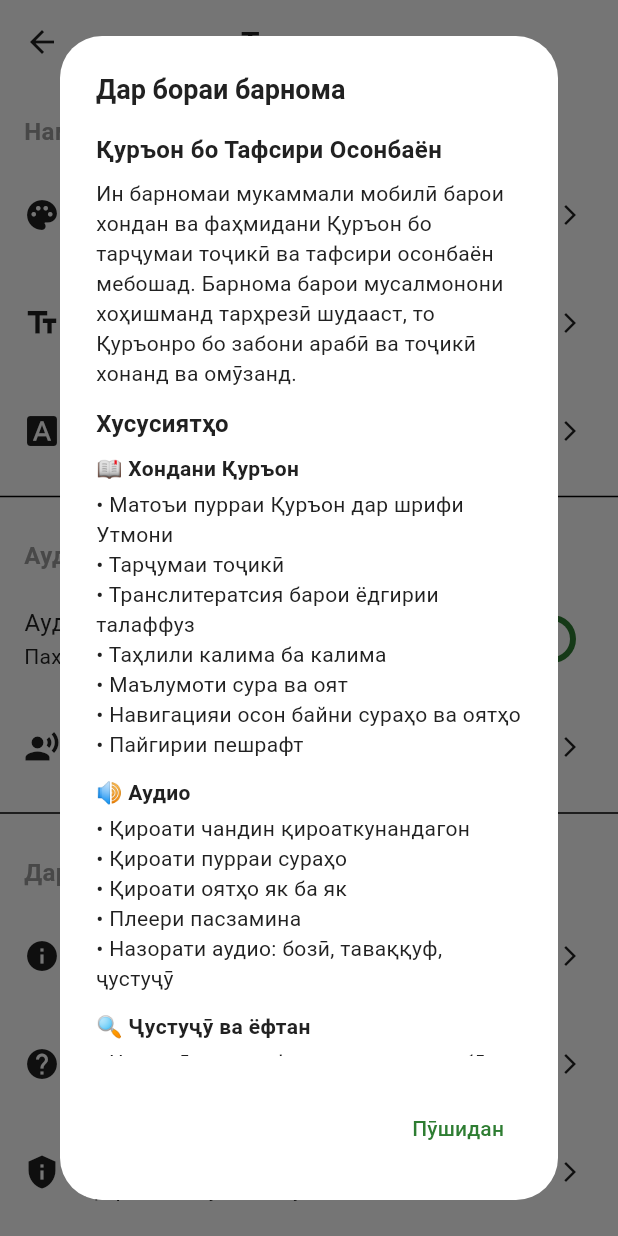
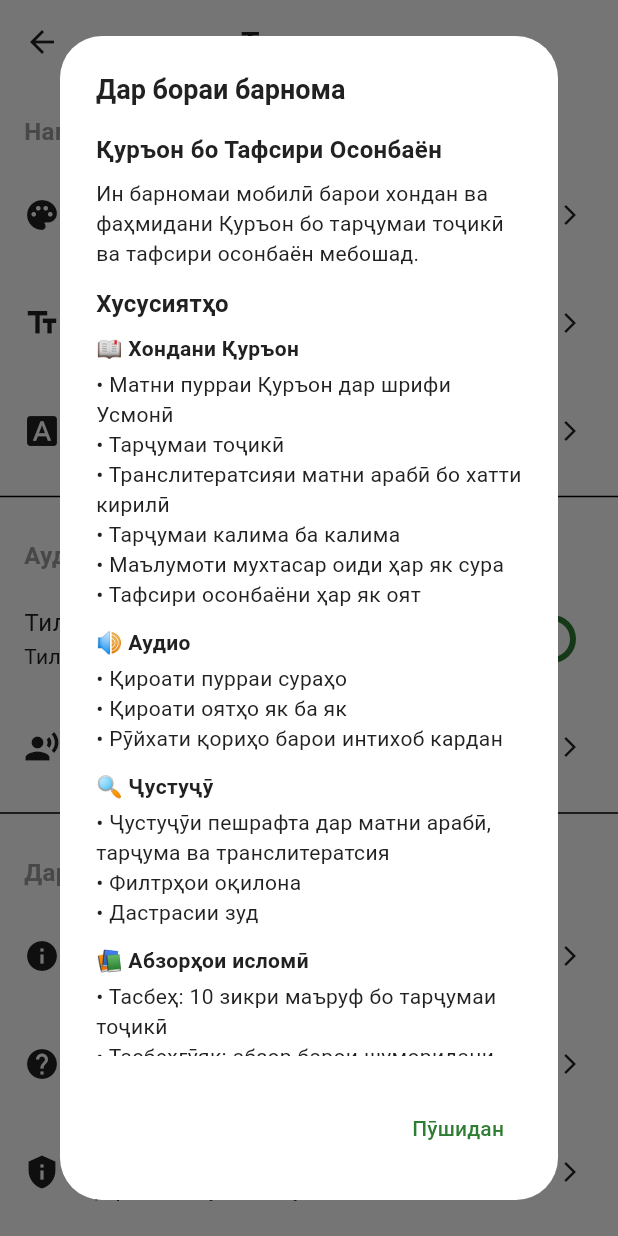
Before and after one commit to zabirovms/QuranApp, a Flutter app: the SettingsPage screen opened by its route, after a tap on "Дар бораи барнома", on a phone screen of 412 x 824 dp. Run offline on Flutter 3.47's test engine with Material 3 defaults, Android fonts, the phone set to English and light mode, and no system bars; our stand-ins replace audio_service, audio_video_progress_bar, cached_network_image, connectivity_plus, dio, equatable and 10 more; missing offline and left inert: flutter_islamic_icons; accounts and stored records are empty; statements that could not run were skipped.

Commit message:
Update Tajik text translations in bookmarks and settings pages

```diff
--- a/lib/presentation/pages/bookmarks/bookmarks_page.dart
+++ b/lib/presentation/pages/bookmarks/bookmarks_page.dart
@@ -20,7 +20,7 @@ class BookmarksPage extends ConsumerWidget {
 
     return Scaffold(
       appBar: AppBar(
-        title: const Text('Хатбаракҳо'),
+        title: const Text('Захирагоҳ'),
         leading: IconButton(
           icon: const Icon(Icons.arrow_back),
           onPressed: () => context.pop(),
@@ -53,7 +53,7 @@ class BookmarksPage extends ConsumerWidget {
     if (bookmarkState.error != null) {
       return Center(
         child: CustomErrorWidget(
-          title: 'Хатоги дар хатбаракҳо',
+          title: 'Хатоги дар захирагоҳ',
           message: bookmarkState.error!,
           onRetry: () {
             ref.read(bookmarkNotifierProvider(userId).notifier).refreshBookmarks();
@@ -79,7 +79,7 @@ class BookmarksPage extends ConsumerWidget {
               ),
               const SizedBox(width: 8),
               Text(
-                '${bookmarkState.bookmarks.length} хатбарак',
+                '${bookmarkState.bookmarks.length} захира',
                 style: Theme.of(context).textTheme.titleMedium?.copyWith(
                   color: Theme.of(context).colorScheme.onSurface,
                 ),
@@ -207,14 +207,14 @@ class BookmarksPage extends ConsumerWidget {
           ),
           const SizedBox(height: 16),
           Text(
-            'Ҳеҷ хатбараке нест',
+            'Ҳеҷ захиаре нест',
             style: Theme.of(context).textTheme.headlineSmall?.copyWith(
               color: Theme.of(context).colorScheme.onSurface.withOpacity(0.7),
             ),
           ),
           const SizedBox(height: 8),
           Text(
-            'Оёти дӯстдоштаро хатбарак кунед',
+            'Оёти дӯстдоштаро захира кунед',
             style: Theme.of(context).textTheme.bodyMedium?.copyWith(
               color: Theme.of(context).colorScheme.onSurface.withOpacity(0.5),
             ),
@@ -262,14 +262,14 @@ class BookmarksPage extends ConsumerWidget {
     if (success && context.mounted) {
       ScaffoldMessenger.of(context).showSnackBar(
         const SnackBar(
-          content: Text('Хатбарак хориҷ карда шуд'),
+          content: Text('Захира хориҷ карда шуд'),
           duration: Duration(seconds: 2),
         ),
       );
     } else if (context.mounted) {
       ScaffoldMessenger.of(context).showSnackBar(
         const SnackBar(
-          content: Text('Хатоги дар хориҷ кардани хатбарак'),
+          content: Text('Хатоги дар хориҷ кардани захира'),
           duration: Duration(seconds: 2),
         ),
       );
@@ -280,8 +280,8 @@ class BookmarksPage extends ConsumerWidget {
     final result = await showDialog<bool>(
       context: context,
       builder: (context) => AlertDialog(
-        title: const Text('Хориҷ кардани ҳамаи хатбаракҳо'),
-        content: const Text('Оё шумо мехоҳед ҳамаи хатбаракҳоро хориҷ кунед?'),
+        title: const Text('Пок кардани ҳамаи захираҳо'),
+        content: const Text('Оё шумо мехоҳед ҳамаи захираҳоро пок кунед?'),
         actions: [
           TextButton(
             onPressed: () => Navigator.of(context).pop(false),
@@ -289,7 +289,7 @@ class BookmarksPage extends ConsumerWidget {
           ),
           TextButton(
             onPressed: () => Navigator.of(context).pop(true),
-            child: const Text('Хориҷ кардан'),
+            child: const Text('Пок кардан'),
           ),
         ],
       ),
@@ -302,7 +302,7 @@ class BookmarksPage extends ConsumerWidget {
       if (success) {
         ScaffoldMessenger.of(context).showSnackBar(
           const SnackBar(
-            content: Text('Ҳамаи хатбаракҳо хориҷ карда шуданд'),
+            content: Text('Ҳамаи захираҳо пок карда шуданд'),
             duration: Duration(seconds: 2),
           ),
         );
--- a/lib/presentation/pages/settings/settings_page.dart
+++ b/lib/presentation/pages/settings/settings_page.dart
@@ -315,8 +315,8 @@ class SettingsPage extends ConsumerWidget {
 
   Widget _buildAudioEnabledSetting(AppSettings settings, WidgetRef ref) {
     return SwitchListTile(
-      title: const Text('Аудио фаъол аст'),
-      subtitle: const Text('Пахш кардани аудиои Қуръон'),
+      title: const Text('Тиловат'),
+      subtitle: const Text('Тиловати сура ё оят'),
       value: settings.audioEnabled,
       onChanged: (value) => ref.read(settingsProvider.notifier).setAudioEnabled(value),
     );
@@ -326,7 +326,7 @@ class SettingsPage extends ConsumerWidget {
   Widget _buildReciterSetting(AppSettings settings, WidgetRef ref, BuildContext context) {
     return ListTile(
       leading: const Icon(Icons.record_voice_over),
-      title: const Text('Қориъ'),
+      title: const Text('Қори'),
       subtitle: Text(_getReciterName(settings.reciter)),
       trailing: const Icon(Icons.arrow_forward_ios, size: 16),
       onTap: () => _showReciterDialog(context, ref),
@@ -378,7 +378,7 @@ class SettingsPage extends ConsumerWidget {
     switch (reciter) {
       case 'default': return 'Пешфарз';
       case 'abdul_basit': return 'Абдул Босит';
-      case 'mishary': return 'Мишори Рашид';
+      case 'mishary': return 'Мишари Рашид';
       default: return 'Пешфарз';
     }
   }
@@ -551,7 +551,7 @@ class SettingsPage extends ConsumerWidget {
               ),
               SizedBox(height: 8),
               Text(
-                'Ин барномаи мукаммали мобилӣ барои хондан ва фаҳмидани Қуръон бо тарҷумаи тоҷикӣ ва тафсири осонбаён мебошад. Барнома барои мусалмонони хоҳишманд тарҳрезӣ шудааст, то Қуръонро бо забони арабӣ ва тоҷикӣ хонанд ва омӯзанд.',
+                'Ин барномаи мобилӣ барои хондан ва фаҳмидани Қуръон бо тарҷумаи тоҷикӣ ва тафсири осонбаён мебошад.',
               ),
               SizedBox(height: 12),
 
@@ -566,13 +566,12 @@ class SettingsPage extends ConsumerWidget {
                 style: TextStyle(fontWeight: FontWeight.bold),
               ),
               SizedBox(height: 4),
-              Text('• Матоъи пурраи Қуръон дар шрифи Утмони'),
+              Text('• Матни пурраи Қуръон дар шрифи Усмонӣ'),
               Text('• Тарҷумаи тоҷикӣ'),
-              Text('• Транслитератсия барои ёдгирии талаффуз'),
-              Text('• Таҳлили калима ба калима'),
-              Text('• Маълумоти сура ва оят'),
-              Text('• Навигацияи осон байни сураҳо ва оятҳо'),
-              Text('• Пайгирии пешрафт'),
+              Text('• Транслитератсияи матни арабӣ бо хатти кирилӣ'),
+              Text('• Тарҷумаи калима ба калима'),
+              Text('• Маълумоти мухтасар оиди ҳар як сура'),
+              Text('• Тафсири осонбаёни ҳар як оят'),
 
               SizedBox(height: 12),
               Text(
@@ -580,20 +579,17 @@ class SettingsPage extends ConsumerWidget {
                 style: TextStyle(fontWeight: FontWeight.bold),
               ),
               SizedBox(height: 4),
-              Text('• Қироати чандин қироаткунандагон'),
               Text('• Қироати пурраи сураҳо'),
               Text('• Қироати оятҳо як ба як'),
-              Text('• Плеери пасзамина'),
-              Text('• Назорати аудио: бозӣ, таваққуф, ҷустуҷӯ'),
+              Text('• Рӯйхати қориҳо барои интихоб кардан'),
 
               SizedBox(height: 12),
               Text(
-                '🔍 Ҷустуҷӯ ва ёфтан',
+                '🔍 Ҷустуҷӯ',
                 style: TextStyle(fontWeight: FontWeight.bold),
               ),
               SizedBox(height: 4),
               Text('• Ҷустуҷӯи пешрафта дар матни арабӣ, тарҷума ва транслитератсия'),
-              Text('• Ҳифзи таърихи ҷустуҷӯ'),
               Text('• Филтрҳои оқилона'),
               Text('• Дастрасии зуд'),
 
@@ -603,74 +599,27 @@ class SettingsPage extends ConsumerWidget {
                 style: TextStyle(fontWeight: FontWeight.bold),
               ),
               SizedBox(height: 4),
-              Text('• Тасбеҳ: 10 зикр бо тарҷумаи тоҷикӣ, ҳисобгари интерактивӣ, ҳисоби пешрафт'),
-              Text('• Бозиҳои ёдгирии калимаҳои Қуръонӣ: 100 калимаи аз ҳама зиёд истифодашаванда, 5 усули бози, 3 дараҷаи душворӣ'),
-              Text('• Дӯаҳо: коллексияи пурраи дӯаҳои Қуръонӣ бо тарҷума'),
+              Text('• Тасбеҳ: 10 зикри маъруф бо тарҷумаи тоҷикӣ'),
+              Text('• Тасбеҳгӯяк: абзор барои шуморидани зикрҳо'),
+              Text('• Дуоҳо: маҷмӯаи дуоҳои Қуръонӣ бо тарҷума ва пайванд ба сарчашмаашон'),
 
               SizedBox(height: 12),
               Text(
-                '💾 Нишонҳо ва танзимот',
+                '⚙️ Танзимот',
                 style: TextStyle(fontWeight: FontWeight.bold),
               ),
               SizedBox(height: 4),
-              Text('• Ҳифзи оятҳои дӯстдошта'),
-              Text('• Назорати нишонҳо'),
-              Text('• Таърихи хондан'),
-              Text('• Танзимоти шахсӣ'),
+              Text('• Намуди зоҳирӣ: равшан, торик, система'),
+              Text('• Андозаи матн'),
+              Text('• Забон ва тарҷума'),
 
               SizedBox(height: 12),
               Text(
-                '⚙️ Танзимот ва фармоишӣ',
+                'Офлайн',
                 style: TextStyle(fontWeight: FontWeight.bold),
               ),
               SizedBox(height: 4),
-              Text('• Мавзӯъ: равшан, торик, системавӣ'),
-              Text('• Андозаи матн'),
-              Text('• Забон ва тарҷума'),
-              Text('• Танзимоти аудио'),
-              Text('• Дастрасӣ бе интернет'),
-
-              SizedBox(height: 12),
-              Text(
-                'Манбаъҳои маълумот',
-                style: TextStyle(fontWeight: FontWeight.bold),
-              ),
-              SizedBox(height: 4),
-              Text('• Матни арабӣ: Uthmani script'),
-              Text('• Тарҷумаи тоҷикӣ: дохили барнома'),
-              Text('• Транслитератсия: арабӣ ба румӣ'),
-              Text('• Аудио: AlQuran Cloud API, CDN, қироаткунандагони гуногун'),
-              Text('• Маъlumotҳои омӯзишӣ: калимаҳои Қуръонӣ, тасбеҳҳо, дӯаҳо'),
-              Text('• Хизматрасониҳои маҳаллӣ ва Supabase барои нишонҳо ва таърихи ҷустуҷӯ'),
-
-              SizedBox(height: 12),
-              Text(
-                'Махфият ва ҳифзи маълумот',
-                style: TextStyle(fontWeight: FontWeight.bold),
-              ),
-              SizedBox(height: 4),
-              Text('• Маълумоти минималӣ ва маҳаллӣ'),
-              Text('• Ҳеҷ маълумоти шахсӣ ҷамъ намешавад'),
-              Text('• Истифодаи номаълум ва бехатар'),
-
-              SizedBox(height: 12),
-              Text(
-                'Намоиши версия ва мутобиқат',
-                style: TextStyle(fontWeight: FontWeight.bold),
-              ),
-              SizedBox(height: 4),
-              Text('• Версияи ҷорӣ: 1.0.0+1'),
-              Text('• Android 5.0+ ва iOS 11+'),
-              Text('• Сақфаи тақрибан 100MB'),
-              Text('• Интернет барои аудио ва ҳамоҳангсозӣ'),
-
-              SizedBox(height: 12),
-              Text(
-                'Ҳамчун дастгирӣ',
-                style: TextStyle(fontWeight: FontWeight.bold),
-              ),
-              SizedBox(height: 4),
-              Text('Барнома барои истифода бе интернет мувофиқ аст ва барои таҷрибаи хуби хондан ва аудио оптимизатсия шудааст.'),
+              Text('Барнома барои истифодаи бе интернет мувофиқ аст ва барои таҷрибаи хуби хондан ва аудио оптимизатсия шудааст.'),
             ],
           ),
         ),
```
